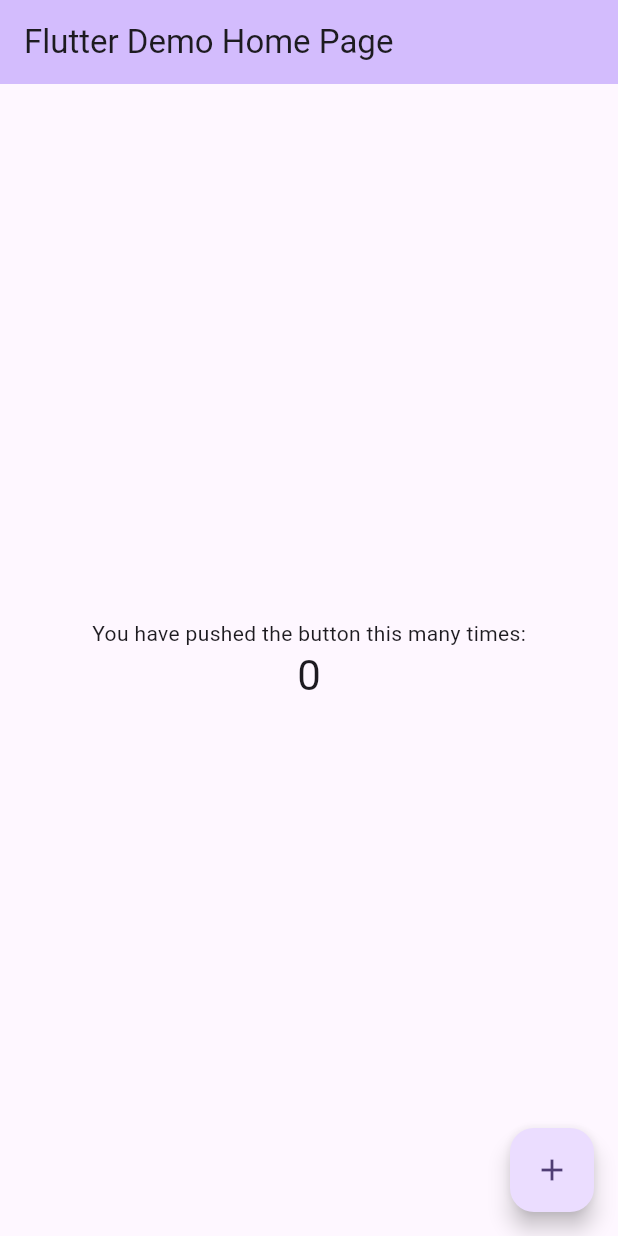
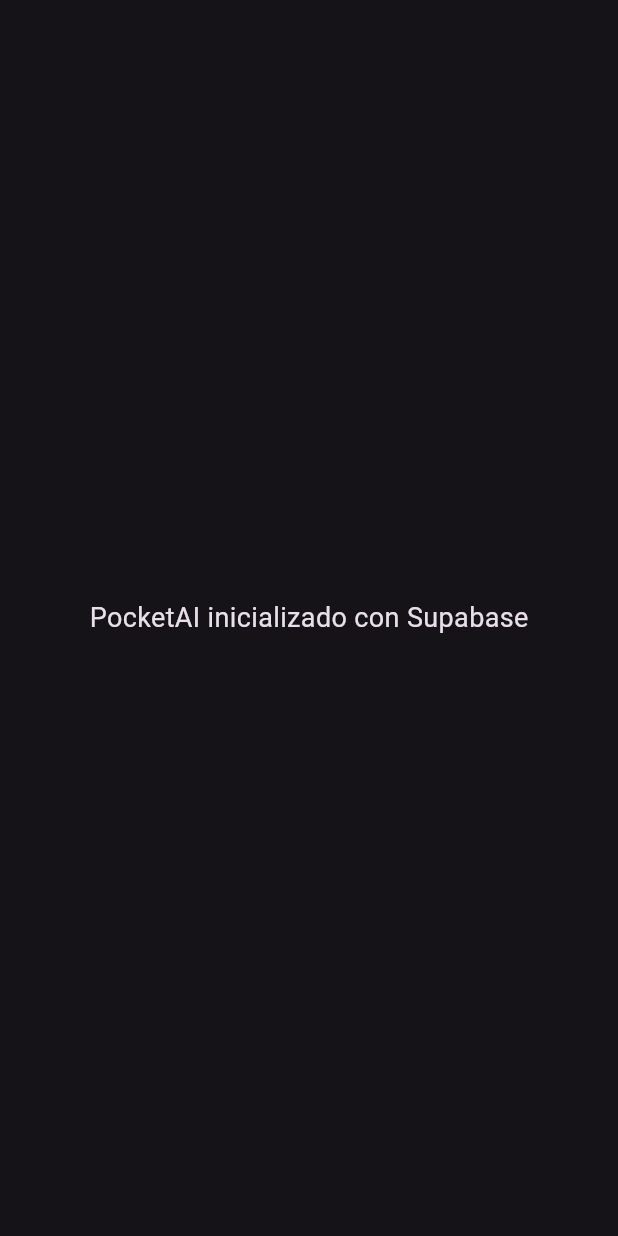
Before and after one commit to Lifimastar/pocket-ai-app, a Flutter app: the screen it shows after launch, on a phone screen of 412 x 824 dp. Run offline on Flutter 3.47's test engine with Material 3 defaults, Android fonts, the phone set to English and light mode, and no system bars; our stand-ins replace flutter_dotenv, flutter_riverpod, supabase_flutter; accounts and stored records are empty.

Commit message:
feat: initialize supabase client, dotenv and dark theme root app

```diff
--- a/lib/main.dart
+++ b/lib/main.dart
@@ -1,121 +1,45 @@
 import 'package:flutter/material.dart';
+import 'package:flutter_dotenv/flutter_dotenv.dart';
+import 'package:supabase_flutter/supabase_flutter.dart';
+import 'package:flutter_riverpod/flutter_riverpod.dart';
 
-void main() {
-  runApp(const MyApp());
+Future<void> main() async {
+  WidgetsFlutterBinding.ensureInitialized();
+
+  // Cargar variables de entorno
+  await dotenv.load(fileName: ".env");
+
+  // inicializar cliente de Supabase
+  await Supabase.initialize(
+    url: dotenv.env['SUPABASE_URL'] ?? '',
+    anonKey: dotenv.env['SUPABASE_ANON_KEY'] ?? '',
+  );
+
+  runApp(const ProviderScope(child: PocketAIApp()));
 }
 
-class MyApp extends StatelessWidget {
-  const MyApp({super.key});
+class PocketAIApp extends StatelessWidget {
+  const PocketAIApp({super.key});
 
-  // This widget is the root of your application.
   @override
   Widget build(BuildContext context) {
     return MaterialApp(
-      title: 'Flutter Demo',
+      title: 'PocketAI',
+      debugShowCheckedModeBanner: false,
       theme: ThemeData(
-        // This is the theme of your application.
-        //
-        // TRY THIS: Try running your application with "flutter run". You'll see
-        // the application has a purple toolbar. Then, without quitting the app,
-        // try changing the seedColor in the colorScheme below to Colors.green
-        // and then invoke "hot reload" (save your changes or press the "hot
-        // reload" button in a Flutter-supported IDE, or press "r" if you used
-        // the command line to start the app).
-        //
-        // Notice that the counter didn't reset back to zero; the application
-        // state is not lost during the reload. To reset the state, use hot
-        // restart instead.
-        //
-        // This works for code too, not just values: Most code changes can be
-        // tested with just a hot reload.
-        colorScheme: .fromSeed(seedColor: Colors.deepPurple),
+        colorScheme: ColorScheme.fromSeed(
+          seedColor: Colors.deepPurple,
+          brightness: Brightness.dark,
+        ),
+        useMaterial3: true,
       ),
-      home: const MyHomePage(title: 'Flutter Demo Home Page'),
-    );
-  }
-}
-
-class MyHomePage extends StatefulWidget {
-  const MyHomePage({super.key, required this.title});
-
-  // This widget is the home page of your application. It is stateful, meaning
-  // that it has a State object (defined below) that contains fields that affect
-  // how it looks.
-
-  // This class is the configuration for the state. It holds the values (in this
-  // case the title) provided by the parent (in this case the App widget) and
-  // used by the build method of the State. Fields in a Widget subclass are
-  // always marked "final".
-
-  final String title;
-
-  @override
-  State<MyHomePage> createState() => _MyHomePageState();
-}
-
-class _MyHomePageState extends State<MyHomePage> {
-  int _counter = 0;
-
-  void _incrementCounter() {
-    setState(() {
-      // This call to setState tells the Flutter framework that something has
-      // changed in this State, which causes it to rerun the build method below
-      // so that the display can reflect the updated values. If we changed
-      // _counter without calling setState(), then the build method would not be
-      // called again, and so nothing would appear to happen.
-      _counter++;
-    });
-  }
-
-  @override
-  Widget build(BuildContext context) {
-    // This method is rerun every time setState is called, for instance as done
-    // by the _incrementCounter method above.
-    //
-    // The Flutter framework has been optimized to make rerunning build methods
-    // fast, so that you can just rebuild anything that needs updating rather
-    // than having to individually change instances of widgets.
-    return Scaffold(
-      appBar: AppBar(
-        // TRY THIS: Try changing the color here to a specific color (to
-        // Colors.amber, perhaps?) and trigger a hot reload to see the AppBar
-        // change color while the other colors stay the same.
-        backgroundColor: Theme.of(context).colorScheme.inversePrimary,
-        // Here we take the value from the MyHomePage object that was created by
-        // the App.build method, and use it to set our appbar title.
-        title: Text(widget.title),
-      ),
-      body: Center(
-        // Center is a layout widget. It takes a single child and positions it
-        // in the middle of the parent.
-        child: Column(
-          // Column is also a layout widget. It takes a list of children and
-          // arranges them vertically. By default, it sizes itself to fit its
-          // children horizontally, and tries to be as tall as its parent.
-          //
-          // Column has various properties to control how it sizes itself and
-          // how it positions its children. Here we use mainAxisAlignment to
-          // center the children vertically; the main axis here is the vertical
-          // axis because Columns are vertical (the cross axis would be
-          // horizontal).
-          //
-          // TRY THIS: Invoke "debug painting" (choose the "Toggle Debug Paint"
-          // action in the IDE, or press "p" in the console), to see the
-          // wireframe for each widget.
-          mainAxisAlignment: .center,
-          children: [
-            const Text('You have pushed the button this many times:'),
-            Text(
-              '$_counter',
-              style: Theme.of(context).textTheme.headlineMedium,
-            ),
-          ],
+      home: const Scaffold(
+        body: Center(
+          child: Text(
+            'PocketAI inicializado con Supabase',
+            style: TextStyle(fontSize: 18),
+          ),
         ),
-      ),
-      floatingActionButton: FloatingActionButton(
-        onPressed: _incrementCounter,
-        tooltip: 'Increment',
-        child: const Icon(Icons.add),
       ),
     );
   }
--- a/pubspec.yaml
+++ b/pubspec.yaml
@@ -61,9 +61,8 @@
   uses-material-design: true
 
   # To add assets to your application, add an assets section, like this:
-  # assets:
-  #   - images/a_dot_burr.jpeg
-  #   - images/a_dot_ham.jpeg
+  assets:
+  - .env
 
   # An image asset can refer to one or more resolution-specific "variants", see
   # https://flutter.dev/to/resolution-aware-images
```
Also changed, not shown: 5 other files.
